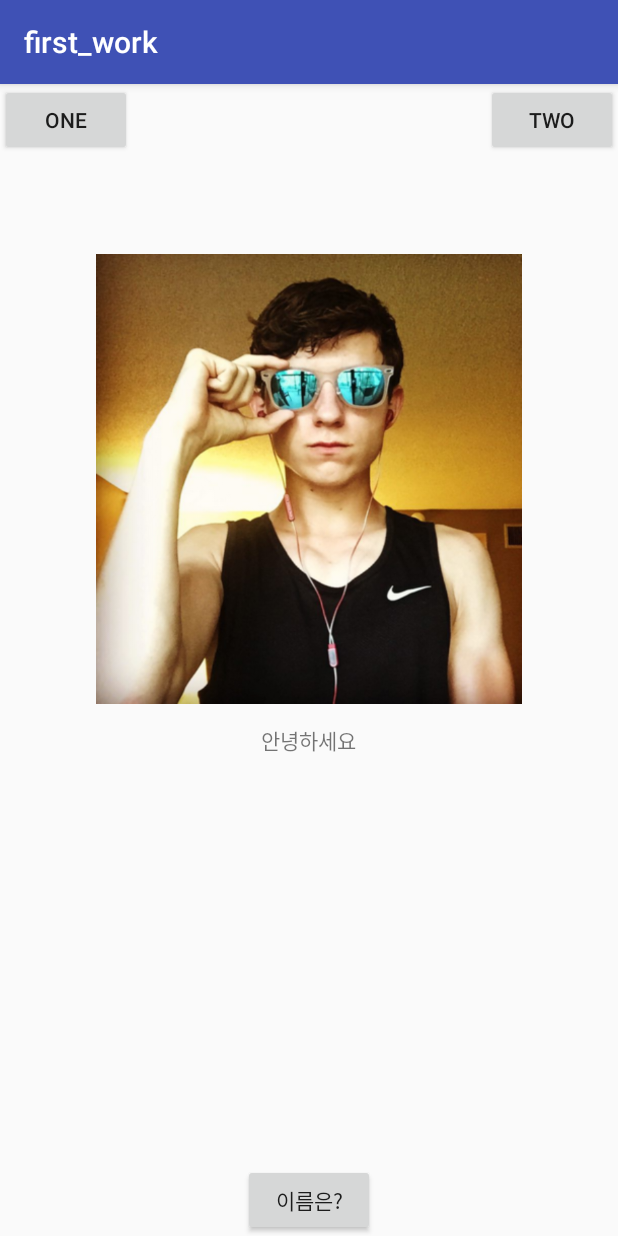
After one commit to rajin4884/first_work, an Android app: the SceneTransitionsActivity screen opened directly, with no data from a screen before it, on a phone screen of 412 x 824 dp. The commit adds this screen. Run offline under Robolectric (Android 15) with nearby library versions, the phone set to English and light mode, and no system bars.

Commit message:
세번째 올리기

```diff
--- a/app/src/main/AndroidManifest.xml
+++ b/app/src/main/AndroidManifest.xml
@@ -20,7 +20,8 @@
                 <category android:name="android.intent.category.LAUNCHER" />
             </intent-filter>
         </activity>
-        <activity android:name=".SceneTransitionActivity"></activity>
+        <activity android:name=".SceneTransitionActivity" />
+        <activity android:name=".SceneTransitionsActivity" />
     </application>
 
 </manifest>
--- /dev/null
+++ b/app/src/main/java/com/example/jhj/first_work/SceneTransitionsActivity.java
@@ -0,0 +1,68 @@
+package com.example.jhj.first_work;
+
+import android.support.v7.app.AppCompatActivity;
+import android.os.Bundle;
+import android.transition.Scene;
+
+import android.transition.Transition;
+import android.transition.TransitionInflater;
+import android.transition.TransitionManager;
+import android.view.ViewGroup;
+import android.view.View;
+import android.widget.Toast;
+
+
+public class SceneTransitionsActivity extends AppCompatActivity {
+
+    ViewGroup rootContainer;
+    Scene scene1;
+    Scene scene2;
+    Scene scene3;
+    Transition transitionMgr;
+
+    @Override
+    protected void onCreate(Bundle savedInstanceState) {
+        super.onCreate(savedInstanceState);
+        setContentView(R.layout.activity_scene_transitions);
+
+        rootContainer =
+                (ViewGroup) findViewById(R.id.rootContainer);
+
+        transitionMgr = TransitionInflater.from(this)
+                .inflateTransition(R.transition.transition);
+
+        scene1 = Scene.getSceneForLayout(rootContainer,
+                R.layout.scene1_layout, this);
+
+        scene2 = Scene.getSceneForLayout(rootContainer,
+                R.layout.scene2_layout, this);
+
+        scene3 = Scene.getSceneForLayout(rootContainer,
+                R.layout.scene3_layout, this);
+
+        scene1.enter();
+
+    }
+
+    public void goToScene2 (View view)
+    {
+        TransitionManager.go(scene2, transitionMgr);
+        //Toast.makeText(getApplicationContext(),
+        //      "장면 전환 2에 도달함", Toast.LENGTH_LONG).show();
+
+    }
+
+    public void goToScene1 (View view)
+    {
+        TransitionManager.go(scene1, transitionMgr);
+        //Toast.makeText(getApplicationContext(),
+        //      "장면 전환 1에 도달함", Toast.LENGTH_LONG).show();
+    }
+
+    public void goToScene3 (View view)
+    {
+        TransitionManager.go(scene3, transitionMgr);
+        //Toast.makeText(getApplicationContext(),
+        //      "장면 전환 3에 도달함", Toast.LENGTH_LONG).show();
+    }
+}
--- a/app/src/main/res/layout/activity_main2.xml
+++ b/app/src/main/res/layout/activity_main2.xml
@@ -245,7 +245,8 @@
                             android:background="#00000000"
                             android:onClick="Six"
                             android:text="프레그먼트\n가기"
-                            android:textColor="#04B45F" />
+                            android:textColor="#04B45F"
+                            tools:ignore="ButtonStyle,HardcodedText,ObsoleteLayoutParam" />
 
                         <Button
                             android:id="@+id/naver"
--- a/app/src/main/res/layout/activity_main3.xml
+++ b/app/src/main/res/layout/activity_main3.xml
@@ -12,7 +12,7 @@
         tools:layout_editor_absoluteY="8dp"
         android:layout_marginRight="8dp"
         app:layout_constraintRight_toRightOf="parent"
-        tools:ignore="RtlHardcoded"
+        tools:ignore="MissingConstraints,RtlHardcoded"
         android:layout_marginEnd="8dp">
 
         <TabHost
@@ -157,7 +157,8 @@
             tools:layout_editor_absoluteY="464dp"
             android:layout_marginStart="11dp"
             android:layout_alignTop="@+id/button5"
-            android:layout_alignStart="@+id/tabh" />
+            android:layout_alignStart="@+id/tabh"
+            tools:ignore="HardcodedText" />
     </RelativeLayout>
 
 </android.support.constraint.ConstraintLayout>
--- a/app/src/main/res/layout/activity_main4.xml
+++ b/app/src/main/res/layout/activity_main4.xml
@@ -143,7 +143,8 @@
             android:textColor="#EB0A0A"
             android:text="프레그먼트\n가기"
             android:layout_above="@+id/hidebtn"
-            android:layout_toEndOf="@+id/snum" />
+            android:layout_toEndOf="@+id/snum"
+            tools:ignore="HardcodedText" />
 
     </RelativeLayout>
 
--- a/app/src/main/res/layout/activity_scene_transition.xml
+++ b/app/src/main/res/layout/activity_scene_transitions.xml
@@ -1,9 +1,11 @@
 <?xml version="1.0" encoding="utf-8"?>
-<android.support.constraint.ConstraintLayout xmlns:android="http://schemas.android.com/apk/res/android"
+<RelativeLayout
+    xmlns:android="http://schemas.android.com/apk/res/android"
     xmlns:app="http://schemas.android.com/apk/res-auto"
     xmlns:tools="http://schemas.android.com/tools"
+    android:id="@+id/rootContainer"
     android:layout_width="match_parent"
     android:layout_height="match_parent"
-    tools:context="com.example.jhj.first_work.SceneTransitionActivity">
+    tools:context="com.example.jhj.first_work.SceneTransitionsActivity">
 
-</android.support.constraint.ConstraintLayout>
+</RelativeLayout>
--- /dev/null
+++ b/app/src/main/res/layout/scene1_layout.xml
@@ -0,0 +1,59 @@
+<?xml version="1.0" encoding="utf-8"?>
+<RelativeLayout xmlns:android="http://schemas.android.com/apk/res/android"
+    xmlns:tools="http://schemas.android.com/tools"
+    android:layout_width="match_parent"
+    android:layout_height="match_parent">
+
+    <Button
+        android:layout_width="wrap_content"
+        android:layout_height="wrap_content"
+        android:text="one"
+        android:id="@+id/button"
+        android:layout_alignParentTop="true"
+        android:layout_alignParentStart="true"
+        android:onClick="goToScene2"
+        tools:ignore="HardcodedText" />
+
+    <Button
+        android:id="@+id/button2"
+        android:layout_width="wrap_content"
+        android:layout_height="wrap_content"
+        android:layout_alignParentEnd="true"
+        android:layout_alignParentTop="true"
+        android:onClick="goToScene1"
+        android:text="Two"
+        tools:ignore="HardcodedText" />
+
+    <Button
+        android:id="@+id/button3"
+        android:layout_width="wrap_content"
+        android:layout_height="wrap_content"
+        android:layout_alignParentBottom="true"
+        android:layout_centerHorizontal="true"
+        android:onClick="goToScene3"
+        android:text="이름은?"
+        tools:ignore="HardcodedText" />
+
+
+    <ImageView
+        android:id="@+id/imageView1"
+        android:layout_width="wrap_content"
+        android:layout_height="300dp"
+        android:layout_marginLeft="8dp"
+        android:layout_marginRight="8dp"
+        android:layout_marginTop="65dp"
+        android:src="@drawable/tom"
+        android:visibility="visible"
+        tools:ignore="ContentDescription"
+        android:layout_below="@+id/button"
+        android:layout_alignParentEnd="true" />
+
+    <TextView
+        android:id="@+id/textView2"
+        android:layout_width="wrap_content"
+        android:layout_height="wrap_content"
+        android:layout_below="@+id/imageView1"
+        android:layout_centerHorizontal="true"
+        android:layout_marginTop="13dp"
+        android:text="안녕하세요" />
+</RelativeLayout>
--- a/app/src/main/res/layout/text_fragment.xml
+++ b/app/src/main/res/layout/text_fragment.xml
@@ -1,5 +1,6 @@
 <?xml version="1.0" encoding="utf-8"?>
 <RelativeLayout xmlns:android="http://schemas.android.com/apk/res/android"
+    xmlns:tools="http://schemas.android.com/tools"
     android:layout_width="match_parent" android:layout_height="match_parent">
 
     <TextView
@@ -9,6 +10,7 @@
         android:layout_centerHorizontal="true"
         android:layout_centerVertical="true"
         android:text="Fragment Two"
-        android:textAppearance="?android:attr/textAppearanceLarge"/>
+        android:textAppearance="?android:attr/textAppearanceLarge"
+        tools:ignore="HardcodedText" />
 
 </RelativeLayout>
--- /dev/null
+++ b/app/src/main/res/transition/transition.xml
@@ -0,0 +1,19 @@
+<?xml version="1.0" encoding="utf-8"?>
+<transitionSet
+    xmlns:android="http://schemas.android.com/apk/res/android"
+    android:transitionOrdering="sequential" >
+
+    <fade
+        android:duration="2000"
+        android:fadingMode="fade_in">
+        <targets>
+            <target android:targetId="@id/button3" />
+        </targets>
+    </fade>
+
+    <changeBounds
+        android:duration="2000"
+        android:interpolator="@android:anim/bounce_interpolator">
+    </changeBounds>
+
+</transitionSet>
```
Also changed, not shown: app/src/main/java/com/example/jhj/first_work/Fragment2.java (+17 -1 lines), app/src/main/java/com/example/jhj/first_work/SceneTransitionActivity.java (deleted, +0 -13 lines), app/src/main/res/layout/activity_main5.xml (+5 -4 lines), app/src/main/res/layout/fragment_fragment2.xml (+5 -4 lines), app/src/main/res/layout/scene2_layout.xml (added, +37 -0 lines), app/src/main/res/layout/scene3_layout.xml (added, +37 -0 lines), app/src/main/res/layout/toolbar_fragment.xml (+7 -3 lines).
